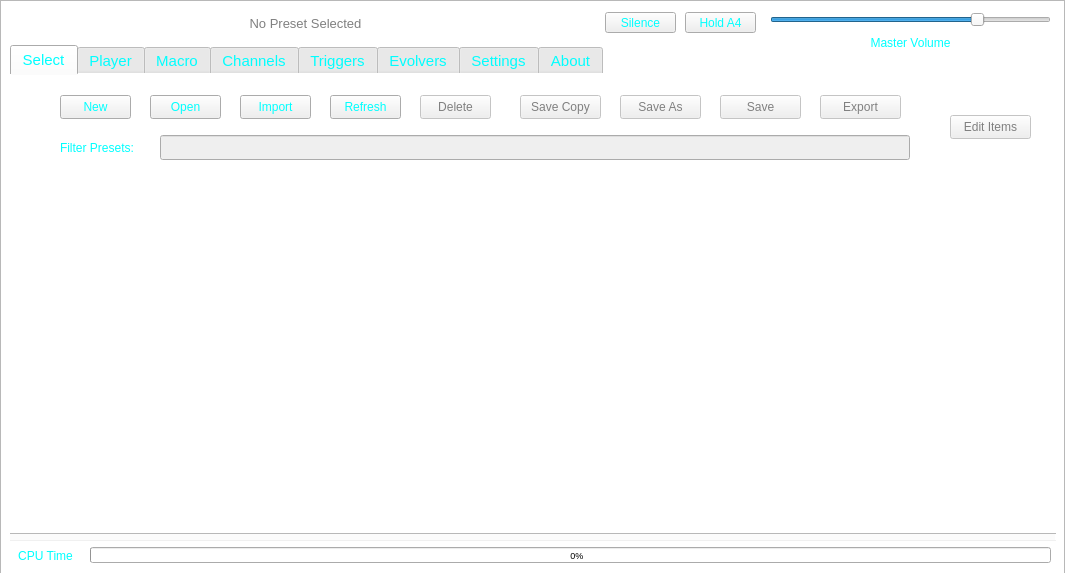
The window that ui/sbmain/soundbenchmain.ui (TheDaemoness/Soundbench) describes before a commit, drawn with Qt 5.
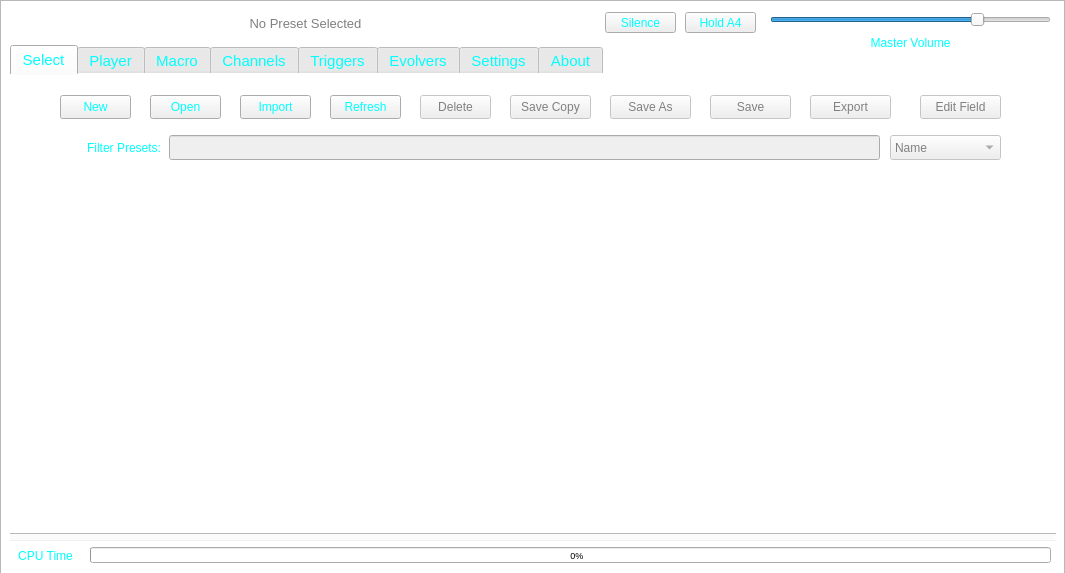
The same window after the commit. Icons and pictures are not drawn.

Commit message: Began work on the presets system. Wrote some documentation for the system. The Select UI is complete (albeit mostly disconnected). Soundbench now scans the presets directory for presets and will display a list of available ones (choosing one currently does nothing). Soundbench maintains a record file to reduce loading times. Recording from a MIDI input should work again.

What changed in the file:
```diff
--- a/ui/sbmain/soundbenchmain.ui
+++ b/ui/sbmain/soundbenchmain.ui
@@ -524,7 +524,7 @@
       </property>
       <property name="geometry">
        <rect>
-        <x>710</x>
+        <x>700</x>
         <y>20</y>
         <width>81</width>
         <height>24</height>
@@ -540,7 +540,7 @@
       </property>
       <property name="geometry">
        <rect>
-        <x>610</x>
+        <x>600</x>
         <y>20</y>
         <width>81</width>
         <height>24</height>
@@ -556,12 +556,15 @@
       </property>
       <property name="geometry">
        <rect>
-        <x>510</x>
+        <x>500</x>
         <y>20</y>
         <width>81</width>
         <height>24</height>
        </rect>
       </property>
+      <property name="styleSheet">
+       <string notr="true"/>
+      </property>
       <property name="text">
        <string>Save Copy</string>
       </property>
@@ -595,34 +598,15 @@
        <string>Delete</string>
       </property>
      </widget>
-     <widget class="QPushButton" name="editItemsButton">
+     <widget class="QLineEdit" name="presetLine">
       <property name="enabled">
        <bool>false</bool>
       </property>
       <property name="geometry">
        <rect>
-        <x>940</x>
-        <y>40</y>
-        <width>81</width>
-        <height>24</height>
-       </rect>
-      </property>
-      <property name="text">
-       <string>Edit Items</string>
-      </property>
-      <property name="checkable">
-       <bool>true</bool>
-      </property>
-     </widget>
-     <widget class="QLineEdit" name="lineEdit">
-      <property name="enabled">
-       <bool>false</bool>
-      </property>
-      <property name="geometry">
-       <rect>
-        <x>150</x>
+        <x>159</x>
         <y>60</y>
-        <width>750</width>
+        <width>711</width>
         <height>25</height>
        </rect>
       </property>
@@ -645,6 +629,9 @@
       <property name="text">
        <string>Filter Presets:</string>
       </property>
+      <property name="alignment">
+       <set>Qt::AlignRight|Qt::AlignTrailing|Qt::AlignVCenter</set>
+      </property>
      </widget>
      <widget class="QPushButton" name="importPresetButton">
       <property name="geometry">
@@ -665,7 +652,7 @@
       </property>
       <property name="geometry">
        <rect>
-        <x>810</x>
+        <x>800</x>
         <y>20</y>
         <width>81</width>
         <height>24</height>
@@ -688,6 +675,61 @@
        <string>Refresh</string>
       </property>
      </widget>
+     <widget class="QPushButton" name="editMetadata">
+      <property name="enabled">
+       <bool>false</bool>
+      </property>
+      <property name="geometry">
+       <rect>
+        <x>910</x>
+        <y>20</y>
+        <width>81</width>
+        <height>24</height>
+       </rect>
+      </property>
+      <property name="toolTip">
+       <string>Edit a metadata property of the preset.</string>
+      </property>
+      <property name="text">
+       <string>Edit Field</string>
+      </property>
+     </widget>
+     <widget class="QComboBox" name="metadataBox">
+      <property name="enabled">
+       <bool>false</bool>
+      </property>
+      <property name="geometry">
+       <rect>
+        <x>880</x>
+        <y>60</y>
+        <width>111</width>
+        <height>25</height>
+       </rect>
+      </property>
+      <property name="toolTip">
+       <string>The field that will be edited by pressing &quot;edit field&quot;.</string>
+      </property>
+      <item>
+       <property name="text">
+        <string>Name</string>
+       </property>
+      </item>
+      <item>
+       <property name="text">
+        <string>Artist</string>
+       </property>
+      </item>
+      <item>
+       <property name="text">
+        <string>Description</string>
+       </property>
+      </item>
+      <item>
+       <property name="text">
+        <string>Tags</string>
+       </property>
+      </item>
+     </widget>
     </widget>
     <widget class="QWidget" name="tabPlayer">
      <attribute name="title">
```
The commit also changes 13 other files.
